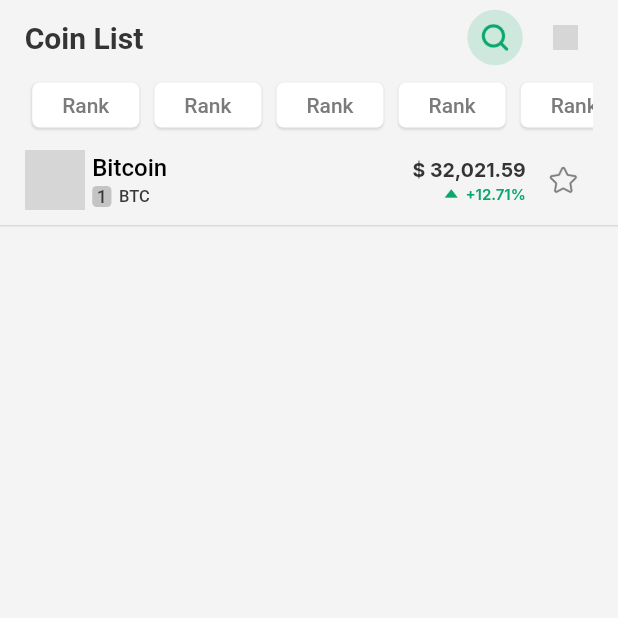
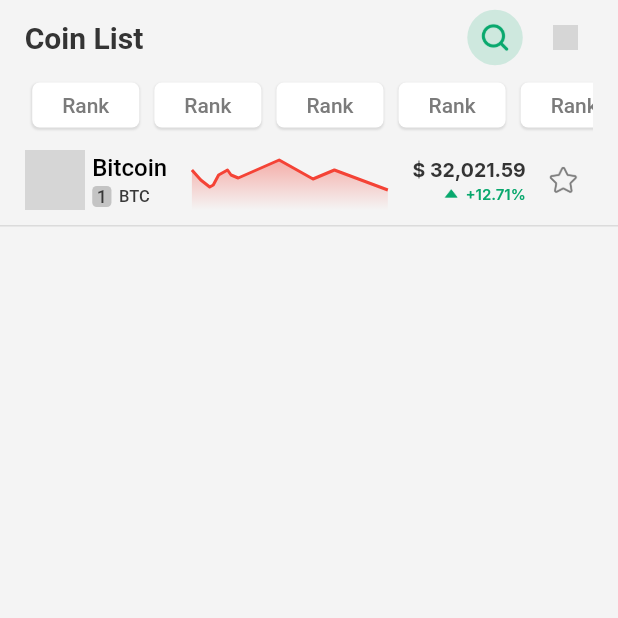
Before and after one commit to MisterPerfect007/Crypto-App, a Flutter app: the screen it shows after launch, on a phone screen of 412 x 824 dp, the top half of it. Run offline on Flutter 3.47's test engine with Material 2 defaults, Android fonts, the phone set to English and light mode, and no system bars; drawn by our look-alikes of fl_chart; our stand-ins replace bloc, dartz, equatable, google_fonts, internet_connection_checker; network calls fail; grey boxes are pictures that could not be loaded.

Commit message:
Adding the LineChart to the Single Coin Widget

```diff
--- a/lib/features/coinList/presenter/pages/coin_list_page.dart
+++ b/lib/features/coinList/presenter/pages/coin_list_page.dart
@@ -1,7 +1,8 @@
+import 'dart:ui';
+
 import 'package:crypto_trends/ui/colors/colors.dart';
-import 'package:crypto_trends/ui/icons/icons.dart';
 import 'package:flutter/material.dart';
-import 'package:google_fonts/google_fonts.dart';
+import 'package:fl_chart/fl_chart.dart';
 
 import '../widgets/app_bar.dart';
 import '../widgets/single coin/single_coin.dart';
@@ -35,8 +36,14 @@ class CoinListPage extends StatelessWidget {
               const SortingCriteria(),
               Expanded(
                 child: SingleChildScrollView(
-                  child: Column(children: const [
-                    SingleCoin(),
+                  child: Column(children: [
+                    const SingleCoin(),
+                    // Container(
+                    //   height: 200,
+                    //   width: size.width,
+                    //   // color: Colors.red[100],
+                    //   child: SingleCoinLineChart(),
+                    // )
                   ]),
                 ),
               )
@@ -45,3 +52,80 @@ class CoinListPage extends StatelessWidget {
     );
   }
 }
+
+class SingleCoinLineChart extends StatelessWidget {
+  const SingleCoinLineChart({
+    Key? key,
+  }) : super(key: key);
+
+  @override
+  Widget build(BuildContext context) {
+    return LineChart(LineChartData(
+      gridData: FlGridData(
+        show: false,
+      ),
+      titlesData: FlTitlesData(
+        show: false,
+        topTitles: AxisTitles(
+          sideTitles: SideTitles(
+            showTitles: false,
+          ),
+        ),
+      ),
+      borderData: FlBorderData(
+        show: false,
+      ),
+      minX: 0,
+      maxX: 11,
+      minY: 0,
+      maxY: 6,
+      lineBarsData: [
+        LineChartBarData(
+          spots: const [
+            FlSpot(0, 4),
+            FlSpot(0.5, 3),
+            FlSpot(1, 2.3),
+            FlSpot(1.2, 2.5),
+            FlSpot(1.5, 3.5),
+            FlSpot(2, 4),
+            FlSpot(2.2, 3.5),
+            FlSpot(2.6, 3.2),
+            FlSpot(4.9, 5),
+            FlSpot(6.8, 3.1),
+            FlSpot(8, 4),
+            FlSpot(9.5, 3),
+            FlSpot(11, 2),
+          ],
+          // isCurved: true,
+          barWidth: 2,
+          dotData: FlDotData(
+            show: false,
+          ),
+          color: Colors.red,
+          belowBarData: BarAreaData(
+            show: true,
+            gradient: LinearGradient(
+              colors: [
+                Colors.red.withOpacity(0.4),
+                Colors.red.withOpacity(0.0)
+              ],
+              begin: Alignment.topCenter,
+              end: Alignment.bottomCenter
+            ),
+          ),
+          // aboveBarData: BarAreaData(
+          //   show: true,
+          //   gradient: LinearGradient(
+          //     colors: [
+          //       Colors.green.withOpacity(0.0),
+          //       Colors.green.withOpacity(0.4),
+          //     ],
+          //     begin: Alignment.topCenter,
+          //     end: Alignment.bottomCenter
+          //   ),
+          // ),
+        ),
+      ],
+    ));
+  }
+}
--- a/lib/features/coinList/presenter/widgets/single coin/single_coin.dart
+++ b/lib/features/coinList/presenter/widgets/single coin/single_coin.dart
@@ -4,6 +4,7 @@ import 'package:google_fonts/google_fonts.dart';
 
 import '../../../../../ui/colors/colors.dart';
 import '../../../../../ui/icons/icons.dart';
+import '../../pages/coin_list_page.dart';
 
 class SingleCoin extends StatelessWidget {
   const SingleCoin({
@@ -17,7 +18,7 @@ class SingleCoin extends StatelessWidget {
     double sidePadding = size.width / 25;
     return Container(
       padding: EdgeInsets.only(left: sidePadding, right: sidePadding, bottom: 10),
-      margin: EdgeInsets.only(top: 10,),
+      margin: const EdgeInsets.only(top: 10,),
       decoration: const BoxDecoration(
         border: Border(bottom: BorderSide(color: AppColors.secondGrey,))
       ),
@@ -80,7 +81,16 @@ class SingleCoin extends StatelessWidget {
           ),
           //Price
           //
-          Expanded(child: Container()),
+          Expanded(
+            child: Align(
+              child: Container(
+                height: 40,
+                constraints: const BoxConstraints(minWidth: 100, maxWidth: 200),
+                padding: EdgeInsets.only(left: sidePadding, right: sidePadding),
+                child: const SingleCoinLineChart(),
+              ),
+            ),
+          ),
           Column(
             crossAxisAlignment: CrossAxisAlignment.end,
             children: [
@@ -124,9 +134,9 @@ class SingleCoin extends StatelessWidget {
           //
           InkWell(
             onTap: (){},
-            borderRadius: BorderRadius.all(Radius.circular(50)),
+            borderRadius: const BorderRadius.all(Radius.circular(50)),
             child: Container(
-              padding: EdgeInsets.all(10),
+              padding: const EdgeInsets.all(10),
               child: const PersoIcon(
                 icon: PersoIcons.starOutline,
                 color: AppColors.mainGrey,
--- a/pubspec.yaml
+++ b/pubspec.yaml
@@ -36,6 +36,8 @@ dependencies:
   bloc_test: ^9.0.3
   # google fonts
   google_fonts: ^2.3.2
+  #chart
+  fl_chart: ^0.50.6
 
 
 
```
Also changed, not shown: pubspec.lock.
